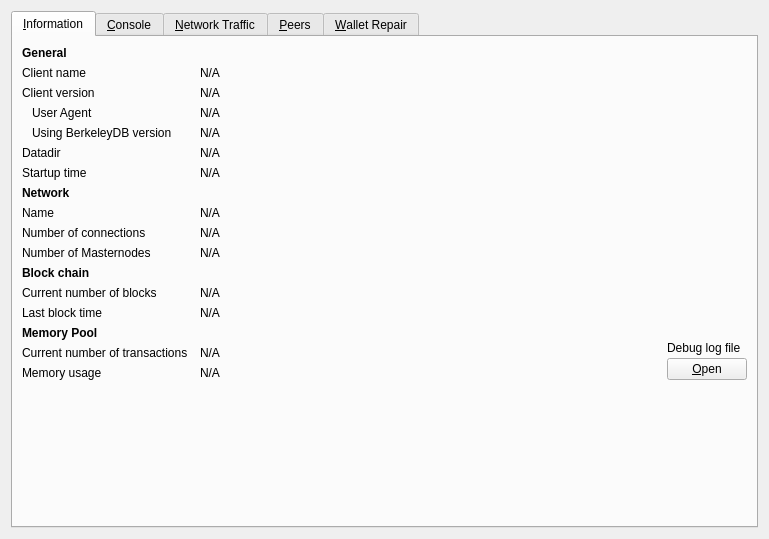
This is src/qt/forms/debugwindow.ui in X9Developers/XSN as Qt 5 draws it before an edit. The edited form follows.
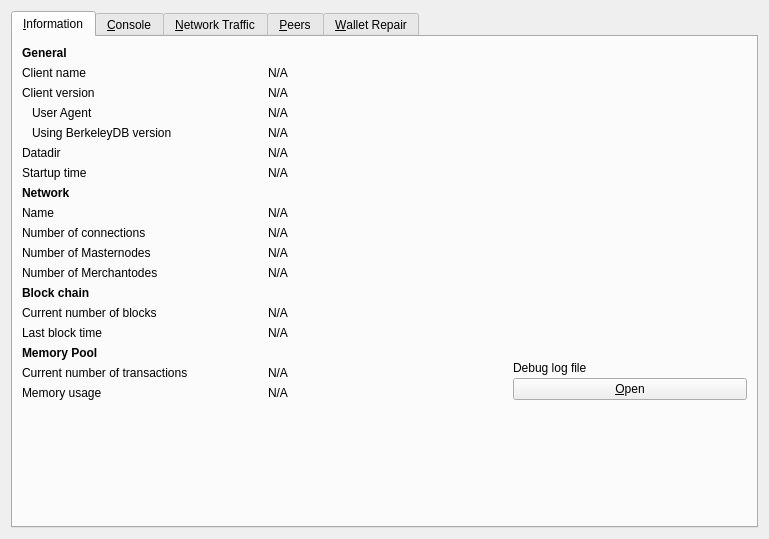
This is the edited form. The open tabs and pages were chosen to show the change. Icons and pictures are not drawn. Custom widgets are drawn as their Qt base class.

Commit message:
Infro tab mn count (#85)
* Fixed issue with masternodes count in info tab

* Added merchantNode count

* Added updating merchantnode count when it changed

The edit to the form file:
```diff
--- a/src/qt/forms/debugwindow.ui
+++ b/src/qt/forms/debugwindow.ui
@@ -23,30 +23,10 @@
       <attribute name="title">
        <string>&amp;Information</string>
       </attribute>
-      <layout class="QGridLayout" name="gridLayout" columnstretch="0,1,0">
+      <layout class="QGridLayout" name="gridLayout" columnstretch="0,0,0">
        <property name="horizontalSpacing">
         <number>12</number>
        </property>
-       <item row="0" column="0">
-        <widget class="QLabel" name="label_9">
-         <property name="font">
-          <font>
-           <weight>75</weight>
-           <bold>true</bold>
-          </font>
-         </property>
-         <property name="text">
-          <string>General</string>
-         </property>
-        </widget>
-       </item>
-       <item row="1" column="0">
-        <widget class="QLabel" name="label_5">
-         <property name="text">
-          <string>Client name</string>
-         </property>
-        </widget>
-       </item>
        <item row="1" column="1" colspan="2">
         <widget class="QLabel" name="clientName">
          <property name="cursor">
@@ -145,6 +125,88 @@
          </property>
         </widget>
        </item>
+       <item row="14" column="0">
+        <widget class="QLabel" name="labelLastBlockTime">
+         <property name="text">
+          <string>Last block time</string>
+         </property>
+        </widget>
+       </item>
+       <item row="14" column="1" colspan="2">
+        <widget class="QLabel" name="lastBlockTime">
+         <property name="cursor">
+          <cursorShape>IBeamCursor</cursorShape>
+         </property>
+         <property name="text">
+          <string>N/A</string>
+         </property>
+         <property name="textFormat">
+          <enum>Qt::PlainText</enum>
+         </property>
+         <property name="textInteractionFlags">
+          <set>Qt::LinksAccessibleByMouse|Qt::TextSelectableByKeyboard|Qt::TextSelectableByMouse</set>
+         </property>
+        </widget>
+       </item>
+       <item row="15" column="0">
+        <widget class="QLabel" name="labelMempoolTitle">
+         <property name="font">
+          <font>
+           <weight>75</weight>
+           <bold>true</bold>
+          </font>
+         </property>
+         <property name="text">
+          <string>Memory Pool</string>
+         </property>
+        </widget>
+       </item>
+       <item row="16" column="0">
+        <widget class="QLabel" name="labelNumberOfTransactions">
+         <property name="text">
+          <string>Current number of transactions</string>
+         </property>
+        </widget>
+       </item>
+       <item row="16" column="1">
+        <widget class="QLabel" name="mempoolNumberTxs">
+         <property name="cursor">
+          <cursorShape>IBeamCursor</cursorShape>
+         </property>
+         <property name="text">
+          <string>N/A</string>
+         </property>
+         <property name="textFormat">
+          <enum>Qt::PlainText</enum>
+         </property>
+         <property name="textInteractionFlags">
+          <set>Qt::LinksAccessibleByMouse|Qt::TextSelectableByKeyboard|Qt::TextSelectableByMouse</set>
+         </property>
+        </widget>
+       </item>
+       <item row="17" column="0">
+        <widget class="QLabel" name="labelMemoryUsage">
+         <property name="text">
+          <string>Memory usage</string>
+         </property>
+        </widget>
+       </item>
+       <item row="17" column="1">
+        <widget class="QLabel" name="mempoolSize">
+         <property name="cursor">
+          <cursorShape>IBeamCursor</cursorShape>
+         </property>
+         <property name="text">
+          <string>N/A</string>
+         </property>
+         <property name="textFormat">
+          <enum>Qt::PlainText</enum>
+         </property>
+         <property name="textInteractionFlags">
+          <set>Qt::LinksAccessibleByMouse|Qt::TextSelectableByKeyboard|Qt::TextSelectableByMouse</set>
+         </property>
+        </widget>
+       </item>
        <item row="5" column="1" colspan="2">
         <widget class="QLabel" name="dataDir">
          <property name="cursor">
@@ -223,6 +285,33 @@
          </property>
         </widget>
        </item>
+       <item row="11" column="0">
+        <widget class="QLabel" name="merchantnodeCountLabel">
+         <property name="text">
+          <string>Number of Merchantodes</string>
+         </property>
+        </widget>
+       </item>
+       <item row="0" column="0">
+        <widget class="QLabel" name="label_9">
+         <property name="font">
+          <font>
+           <weight>75</weight>
+           <bold>true</bold>
+          </font>
+         </property>
+         <property name="text">
+          <string>General</string>
+         </property>
+        </widget>
+       </item>
+       <item row="1" column="0">
+        <widget class="QLabel" name="label_5">
+         <property name="text">
+          <string>Client name</string>
+         </property>
+        </widget>
+       </item>
        <item row="9" column="0">
         <widget class="QLabel" name="label_7">
          <property name="text">
@@ -253,14 +342,7 @@
          </property>
         </widget>
        </item>
-       <item row="10" column="1">
-        <widget class="QLabel" name="masternodeCount">
-         <property name="text">
-          <string>N/A</string>
-         </property>
-        </widget>
-       </item>
-       <item row="11" column="0">
+       <item row="12" column="0">
         <widget class="QLabel" name="label_10">
          <property name="font">
           <font>
@@ -273,38 +355,15 @@
          </property>
         </widget>
        </item>
-       <item row="12" column="0">
+       <item row="13" column="0">
         <widget class="QLabel" name="label_3">
          <property name="text">
           <string>Current number of blocks</string>
          </property>
         </widget>
        </item>
-       <item row="12" column="1" colspan="2">
-        <widget class="QLabel" name="numberOfBlocks">
-         <property name="cursor">
-          <cursorShape>IBeamCursor</cursorShape>
-         </property>
-         <property name="text">
-          <string>N/A</string>
-         </property>
-         <property name="textFormat">
-          <enum>Qt::PlainText</enum>
-         </property>
-         <property name="textInteractionFlags">
-          <set>Qt::LinksAccessibleByMouse|Qt::TextSelectableByKeyboard|Qt::TextSelectableByMouse</set>
-         </property>
-        </widget>
-       </item>
-       <item row="13" column="0">
-        <widget class="QLabel" name="labelLastBlockTime">
-         <property name="text">
-          <string>Last block time</string>
-         </property>
-        </widget>
-       </item>
        <item row="13" column="1" colspan="2">
-        <widget class="QLabel" name="lastBlockTime">
+        <widget class="QLabel" name="numberOfBlocks">
          <property name="cursor">
           <cursorShape>IBeamCursor</cursorShape>
          </property>
@@ -319,66 +378,7 @@
          </property>
         </widget>
        </item>
-       <item row="14" column="0">
-        <widget class="QLabel" name="labelMempoolTitle">
-         <property name="font">
-          <font>
-           <weight>75</weight>
-           <bold>true</bold>
-          </font>
-         </property>
-         <property name="text">
-          <string>Memory Pool</string>
-         </property>
-        </widget>
-       </item>
-       <item row="15" column="0">
-        <widget class="QLabel" name="labelNumberOfTransactions">
-         <property name="text">
-          <string>Current number of transactions</string>
-         </property>
-        </widget>
-       </item>
-       <item row="15" column="1">
-        <widget class="QLabel" name="mempoolNumberTxs">
-         <property name="cursor">
-          <cursorShape>IBeamCursor</cursorShape>
-         </property>
-         <property name="text">
-          <string>N/A</string>
-         </property>
-         <property name="textFormat">
-          <enum>Qt::PlainText</enum>
-         </property>
-         <property name="textInteractionFlags">
-          <set>Qt::LinksAccessibleByMouse|Qt::TextSelectableByKeyboard|Qt::TextSelectableByMouse</set>
-         </property>
-        </widget>
-       </item>
-       <item row="16" column="0">
-        <widget class="QLabel" name="labelMemoryUsage">
-         <property name="text">
-          <string>Memory usage</string>
-         </property>
-        </widget>
-       </item>
-       <item row="16" column="1">
-        <widget class="QLabel" name="mempoolSize">
-         <property name="cursor">
-          <cursorShape>IBeamCursor</cursorShape>
-         </property>
-         <property name="text">
-          <string>N/A</string>
-         </property>
-         <property name="textFormat">
-          <enum>Qt::PlainText</enum>
-         </property>
-         <property name="textInteractionFlags">
-          <set>Qt::LinksAccessibleByMouse|Qt::TextSelectableByKeyboard|Qt::TextSelectableByMouse</set>
-         </property>
-        </widget>
-       </item>
-       <item row="14" column="2" rowspan="3">
+       <item row="15" column="2" rowspan="3">
         <layout class="QVBoxLayout" name="verticalLayoutDebugButton">
          <property name="spacing">
           <number>3</number>
@@ -418,7 +418,7 @@
          </item>
         </layout>
        </item>
-       <item row="18" column="0">
+       <item row="19" column="0">
         <spacer name="verticalSpacer">
          <property name="orientation">
           <enum>Qt::Vertical</enum>
@@ -431,6 +431,20 @@
          </property>
         </spacer>
        </item>
+       <item row="10" column="1">
+        <widget class="QLabel" name="masternodeCount">
+         <property name="text">
+          <string>N/A</string>
+         </property>
+        </widget>
+       </item>
+       <item row="11" column="1">
+        <widget class="QLabel" name="merchantnodeCount">
+         <property name="text">
+          <string>N/A</string>
+         </property>
+        </widget>
+       </item>
       </layout>
      </widget>
      <widget class="QWidget" name="tab_console">
```
Left out of the diff: 2 changed lines with no effect on the pictures. The commit also changes 7 other files.
